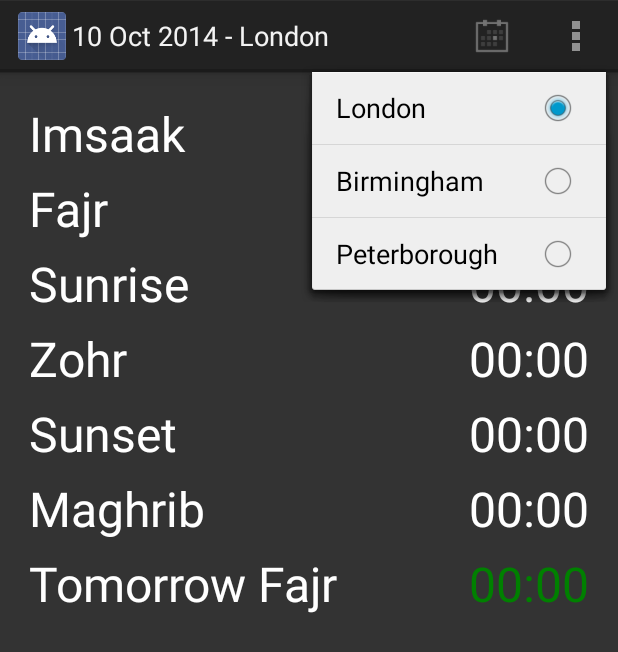
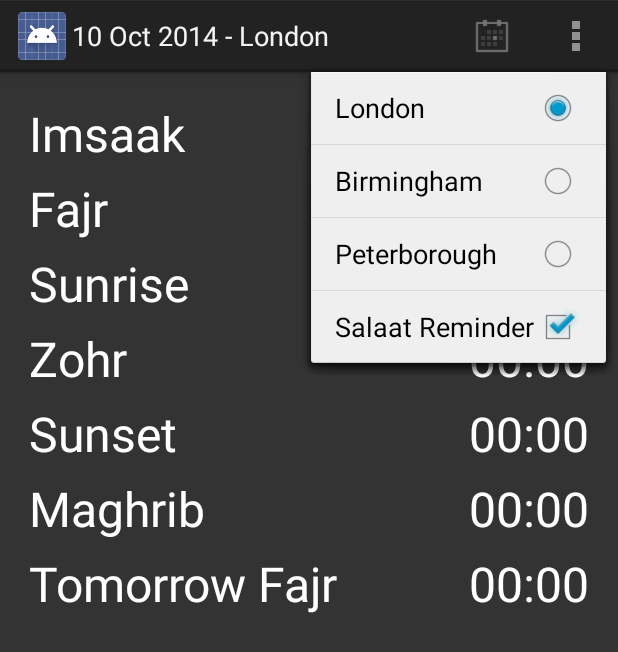
Before and after one commit to zaheerm/ukshiasalaattimes, an Android app: the screen it shows after launch (SalaatTimes), with the options menu open, on a phone screen of 412 x 824 dp. Shown: the top 652 px of the screen. Run offline under Robolectric (Android 15) with nearby library versions, the phone set to English and light mode, and no system bars; network calls fail; 11 statements that could not run were skipped.

Commit message:
Add checkbox to allow whether notifications are sent.

```diff
--- a/mobile/build.gradle
+++ b/mobile/build.gradle
@@ -1,9 +1,13 @@
 apply plugin: 'com.android.application'
 
 android {
+    signingConfigs {
+        config {
+            storeFile file('/Users/zmerali/Dropbox/documents/android_key')
+        }
+    }
     compileSdkVersion 20
     buildToolsVersion "20.0.0"
-
     defaultConfig {
         applicationId "com.azam.android.salaattimes"
         minSdkVersion 15
--- a/mobile/src/main/java/com/azam/android/salaattimes/Data.java
+++ b/mobile/src/main/java/com/azam/android/salaattimes/Data.java
@@ -47,12 +47,11 @@ public class Data {
 
     public Entry getEntry(Calendar day, String city) {
         TimeZone tz = TimeZone.getTimeZone("Europe/London");
-        Log.i("sqlitedata", "day is " + day.get(Calendar.DAY_OF_MONTH) + " month is " + day.get(Calendar.MONTH));
+        Log.d("sqlitedata", "day is " + day.get(Calendar.DAY_OF_MONTH) + " month is " + day.get(Calendar.MONTH));
         SQLiteDatabase db = openHelper.getReadableDatabase();
         String month = String.valueOf(day.get(Calendar.MONTH) + 1);
         String dom = String.valueOf(day.get(Calendar.DAY_OF_MONTH));
         String query = "SELECT imsaak, fajr, sunrise, zohr, sunset, maghrib, tomorrowfajr from salaat_times WHERE city='" + city + "' AND month=" + month + " AND day=" + dom;
-        Log.i("sqlitedata", query);
         Cursor c = db.rawQuery(query, new String[]{});
         c.moveToFirst();
         Calendar tomorrow = (Calendar)day.clone();
@@ -91,6 +90,15 @@ public class Data {
 
     }
 
+    public static void cancelNextSalaatNotification(Context context) {
+        Intent notificationIntent = new Intent(context, NotificationPublisher.class);
+        PendingIntent pendingIntent = PendingIntent.getBroadcast(context, 0, notificationIntent, PendingIntent.FLAG_UPDATE_CURRENT);
+
+        Log.i("sqldata", "Cancelling next salaat notification");
+        AlarmManager alarmManager = (AlarmManager)context.getSystemService(Context.ALARM_SERVICE);
+        alarmManager.cancel(pendingIntent);
+    }
+
     public Salaat getNextSalaat(Context context) {
         SharedPreferences preferences = context.getSharedPreferences("salaat", 0);
         String city = preferences.getString("city", "London");
@@ -115,9 +123,9 @@ public class Data {
                 salaat.set(Calendar.SECOND, 0);
                 salaat.set(Calendar.MILLISECOND, 0);
 
-                Log.i("salaattimes_data", "Comparing " + salaat.toString() + " to " + now.toString());
+                Log.d("salaattimes_data", "Comparing " + salaat.toString() + " to " + now.toString());
                 if (now.compareTo(salaat) < 0) {
-                    Log.i("salaattimes_data", "Salaat " + String.valueOf(viewId) + " is after now");
+                    Log.d("salaattimes_data", "Salaat " + String.valueOf(viewId) + " is after now");
                     found = true;
                     switch (viewId) {
                         case R.id.fajr_value:
@@ -132,7 +140,7 @@ public class Data {
                     break;
                 }
             } catch (Exception e) {
-                Log.i("salaattimes_data", "Got exception " + e.toString());
+                Log.w("salaattimes_data", "Got exception " + e.toString());
             }
         }
         if (!found) {
@@ -146,7 +154,7 @@ public class Data {
                 salaat.set(Calendar.MINUTE, minute);
                 salaat.set(Calendar.SECOND, 0);
                 salaat.set(Calendar.MILLISECOND, 0);
-                Log.i("salaattimes_data", "No salaat today is after now");
+                Log.w("salaattimes_data", "No salaat today is after now");
                 salaatName = "Fajr";
             } catch (Exception e) {}
 
--- a/mobile/src/main/java/com/azam/android/salaattimes/SalaatTimes.java
+++ b/mobile/src/main/java/com/azam/android/salaattimes/SalaatTimes.java
@@ -20,13 +20,13 @@ import android.widget.TextView;
 
 import java.text.SimpleDateFormat;
 import java.util.Calendar;
-import java.util.TimeZone;
 
 
 public class SalaatTimes extends Activity {
 
     private String city;
     private Calendar currentDay;
+    private boolean nextSalaatNotify;
     @Override
     protected void onCreate(Bundle savedInstanceState) {
         super.onCreate(savedInstanceState);
@@ -35,18 +35,20 @@ public class SalaatTimes extends Activity {
         SharedPreferences preferences = getSharedPreferences("salaat", 0);
 
         city = preferences.getString("city", "London");
+        nextSalaatNotify = preferences.getBoolean("nextsalaatnotify", true);
         currentDay = Calendar.getInstance();
         if (savedInstanceState == null) {
             getFragmentManager().beginTransaction()
                     .add(R.id.container, new SalaatTimeFragment(Calendar.getInstance(), city))
                     .commit();
         }
+        if (nextSalaatNotify) {
             Log.i("salaattimes", "About to schedule next salaat");
             Data data = Data.getData(this);
             data.scheduleNextSalaatNotification(this);
             data.close();
             Log.i("salaattimes", "Finished scheduling next salaat");
-
+        }
     }
 
     @Override
@@ -70,8 +72,11 @@ public class SalaatTimes extends Activity {
             item = menu.findItem(R.id.action_birmingham);
         else if (city.equals("Peterborough"))
             item = menu.findItem(R.id.action_peterborough);
-        if (item == null) Log.i("SalaatTimes", "Did not find menu item");
+        if (item == null) Log.w("SalaatTimes", "Did not find menu item");
         else item.setChecked(true);
+
+        item = menu.findItem(R.id.action_notifications);
+        item.setChecked(nextSalaatNotify);
         return true;
     }
 
@@ -103,6 +108,16 @@ public class SalaatTimes extends Activity {
                         changeDay(currentDay);
                     }
                 }, currentDay.get(Calendar.YEAR), currentDay.get(Calendar.MONTH), currentDay.get(Calendar.DAY_OF_MONTH)).show();
+                citySelected = false;
+                break;
+            case R.id.action_notifications:
+                item.setChecked(!item.isChecked());
+                nextSalaatNotify = item.isChecked();
+                if (!nextSalaatNotify) {
+                    Data.cancelNextSalaatNotification(this);
+                }
+                citySelected = false;
+                break;
             default:
                 citySelected = false;
         }
@@ -172,6 +187,7 @@ public class SalaatTimes extends Activity {
             resetColors(rootView);
             Data data = Data.getData(getActivity());
             Entry entry = data.getEntry(day, city);
+            Salaat nextSalaat = data.getNextSalaat(getActivity());
             data.close();
             for(int viewId : new int[]{
                     R.id.imsaak_value,
@@ -195,44 +211,13 @@ public class SalaatTimes extends Activity {
             if (day.get(Calendar.YEAR) == now.get(Calendar.YEAR) &&
                     day.get(Calendar.MONTH) == now.get(Calendar.MONTH) &&
                     day.get(Calendar.DAY_OF_MONTH) == now.get(Calendar.DAY_OF_MONTH)) {
-                highlightNextSalaat(rootView, entry);
+                highlightNextSalaat(rootView, nextSalaat);
             }
         }
 
-        private void highlightNextSalaat(View rootView, Entry entry) {
-            Calendar now = Calendar.getInstance();
-            boolean found = false;
-            for(int viewId : new int[]{
-                    R.id.fajr_value,
-                    R.id.zohr_value,
-                    R.id.maghrib_value,
-            }) {
-                try {
-                    String salaatTime = entry.getSalaat(viewId);
-                    String[] time_split = salaatTime.split(":");
-                    int hour = Integer.valueOf(time_split[0]);
-                    int minute = Integer.valueOf(time_split[1]);
-                    Calendar salaat = (Calendar)now.clone();
-                    salaat.setTimeZone(TimeZone.getTimeZone("Europe/London"));
-                    salaat.set(Calendar.HOUR_OF_DAY, hour);
-                    salaat.set(Calendar.MINUTE, minute);
-                    salaat.set(Calendar.SECOND, 0);
-                    salaat.set(Calendar.MILLISECOND, 0);
-                    Log.i("salaattimes", "Comparing " + salaat.toString() + " to " + now.toString());
-                    if (now.compareTo(salaat) < 0) {
-                        TextView t = (TextView)rootView.findViewById(viewId);
+        private void highlightNextSalaat(View rootView, Salaat nextSalaat) {
+            TextView t = (TextView)rootView.findViewById(nextSalaat.getLabel());
             t.setTextColor(getResources().getColor(R.color.green));
-                        found = true;
-                        break;
-                    }
-                } catch (Exception e) {
-                    Log.i("salaattimes", "Got exception " + e.toString());
-                }
-            }
-            if (!found) {
-                TextView t = (TextView)rootView.findViewById(R.id.tomorrowfajr_value);
-                t.setTextColor(getResources().getColor(R.color.green));
-            }
         }
 
         @Override
--- a/mobile/src/main/res/menu/salaat_times.xml
+++ b/mobile/src/main/res/menu/salaat_times.xml
@@ -15,4 +15,7 @@
             android:title="@string/action_peterborough" />
 
     </group>
+    <item android:id="@+id/action_notifications"
+        android:title="Salaat Reminder"
+        android:checkable="true" />
 </menu>
```
Also changed, not shown: mobile/src/main/java/com/azam/android/salaattimes/Salaat.java (+15 -0 lines). Lines whose indentation alone changed are shown as unchanged.
